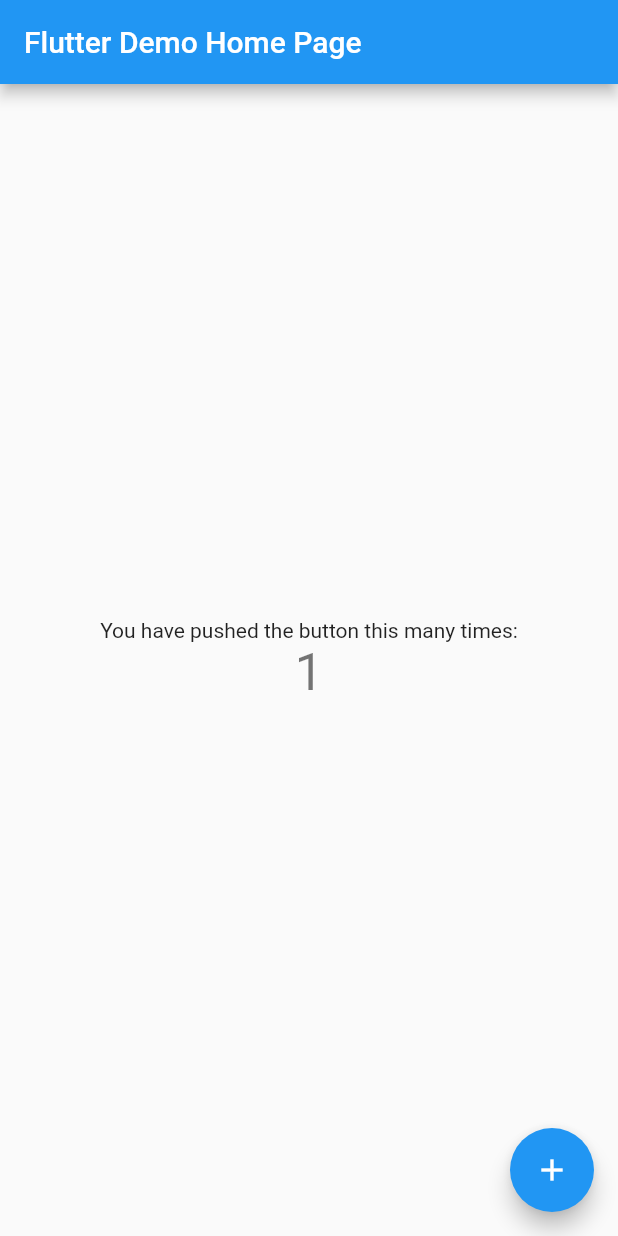
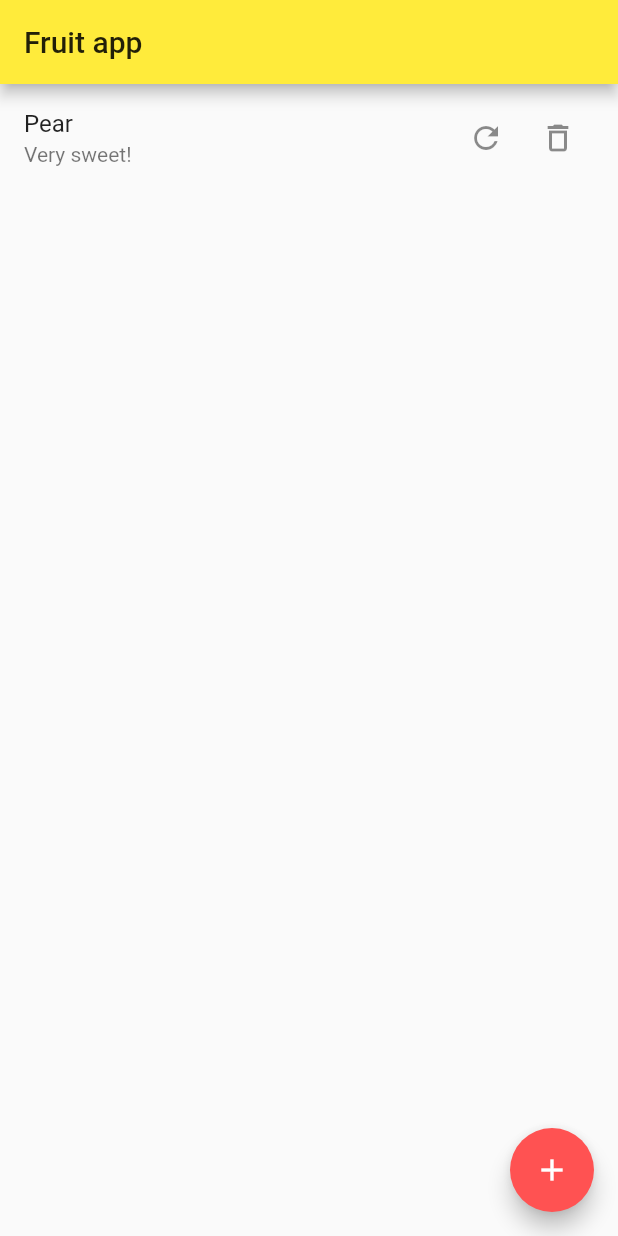
Before and after one commit to RebeccaSyria/habittracker, a Flutter app: the screen it shows after launch, after a tap on the "add" icon, on a phone screen of 412 x 824 dp. Run offline on Flutter 3.47's test engine with Material 2 defaults, Android fonts, the phone set to English and light mode, and no system bars; our stand-ins replace bloc, equatable, flutter_bloc, sembast.

Commit message:
Working with sembast db for local storage

```diff
--- /dev/null
+++ b/lib/app_db.dart
@@ -0,0 +1,36 @@
+import 'dart:async';
+
+import 'package:path/path.dart';
+import 'package:path_provider/path_provider.dart';
+import 'package:sembast/sembast.dart';
+import 'package:sembast/sembast_io.dart';
+
+class AppDb {
+  static final AppDb _singleton = AppDb._();
+
+  static AppDb get instance => _singleton;
+
+  Completer<Database> _dbOpenCompleter;
+
+  AppDb._();
+
+  Database _database;
+
+  Future<Database> get database async {
+    if (_dbOpenCompleter == null) {
+      _dbOpenCompleter = Completer();
+      _openDatabase();
+    }
+
+    return _dbOpenCompleter.future;
+  }
+
+  Future _openDatabase() async {
+    final appDocumentDir = await getApplicationDocumentsDirectory();
+    final dbPath = join(appDocumentDir.path, 'demo.db');
+
+    final database = await databaseFactoryIo.openDatabase(dbPath);
+
+    _dbOpenCompleter.complete(database);
+  }
+}
--- /dev/null
+++ b/lib/fruit_bloc/bloc.dart
@@ -0,0 +1,3 @@
+export 'fruit_bloc.dart';
+export 'fruit_event.dart';
+export 'fruit_state.dart';
--- /dev/null
+++ b/lib/fruit_bloc/fruit_bloc.dart
@@ -0,0 +1,62 @@
+import 'dart:async';
+import 'dart:math';
+import 'package:bloc/bloc.dart';
+import 'package:habittracker/model/fruit.dart';
+import 'package:habittracker/model/fruit_dao.dart';
+import './bloc.dart';
+
+class FruitBloc extends Bloc<FruitEvent, FruitState> {
+  FruitDao _fruitDao = FruitDao();
+
+  // Display a loading indicator right from the start of the app
+  @override
+  FruitState get initialState => FruitsLoading();
+
+
+  // This is where we place the logic.
+  @override
+  Stream<FruitState> mapEventToState(
+      FruitEvent event,
+      ) async* {
+    if (event is LoadFruits) {
+      // Indicating that fruits are being loaded - display progress indicator.
+      yield FruitsLoading();
+      yield* _reloadFruits();
+    } else if (event is AddRandomFruit) {
+      // Loading indicator shouldn't be displayed while adding/updating/deleting
+      // a single Fruit from the database - we aren't yielding FruitsLoading().
+      await _fruitDao.insert(RandomFruitGenerator.getRandomFruit());
+      yield* _reloadFruits();
+    } else if (event is UpdateWithRandomFruit) {
+      final newFruit = RandomFruitGenerator.getRandomFruit();
+      // Keeping the ID of the Fruit the same
+      newFruit.id = event.updatedFruit.id;
+      await _fruitDao.update(newFruit);
+      yield* _reloadFruits();
+    } else if (event is DeleteFruit) {
+      await _fruitDao.delete(event.fruit);
+      yield* _reloadFruits();
+    }
+  }
+
+  Stream<FruitState> _reloadFruits() async* {
+    final fruits = await _fruitDao.getAllSortedByName();
+    // Yielding a state bundled with the Fruits from the database.
+    yield FruitsLoaded(fruits);
+  }
+}
+
+class RandomFruitGenerator {
+  static final _fruits = [
+    Fruit(name: 'Banana', isSweet: true),
+    Fruit(name: 'Strawberry', isSweet: true),
+    Fruit(name: 'Kiwi', isSweet: false),
+    Fruit(name: 'Apple', isSweet: true),
+    Fruit(name: 'Pear', isSweet: true),
+    Fruit(name: 'Lemon', isSweet: false),
+  ];
+
+  static Fruit getRandomFruit() {
+    return _fruits[Random().nextInt(_fruits.length)];
+  }
+}
--- /dev/null
+++ b/lib/fruit_bloc/fruit_event.dart
@@ -0,0 +1,24 @@
+import 'package:equatable/equatable.dart';
+import 'package:meta/meta.dart';
+import 'package:habittracker/model/fruit.dart';
+
+@immutable
+abstract class FruitEvent extends Equatable {
+  FruitEvent([List props = const []]) : super(props);
+}
+
+class LoadFruits extends FruitEvent {}
+
+class AddRandomFruit extends FruitEvent {}
+
+class UpdateWithRandomFruit extends FruitEvent {
+  final Fruit updatedFruit;
+
+  UpdateWithRandomFruit(this.updatedFruit) : super([updatedFruit]);
+}
+
+class DeleteFruit extends FruitEvent {
+  final Fruit fruit;
+
+  DeleteFruit(this.fruit) : super([fruit]);
+}
--- /dev/null
+++ b/lib/fruit_bloc/fruit_state.dart
@@ -0,0 +1,16 @@
+import 'package:equatable/equatable.dart';
+import 'package:meta/meta.dart';
+import 'package:habittracker/model/fruit.dart';
+
+@immutable
+abstract class FruitState extends Equatable {
+  FruitState([List props = const []]) : super(props);
+}
+
+class FruitsLoading extends FruitState {}
+
+class FruitsLoaded extends FruitState {
+  final List<Fruit> fruits;
+
+  FruitsLoaded(this.fruits) : super([fruits]);
+}
--- /dev/null
+++ b/lib/home_page.dart
@@ -0,0 +1,85 @@
+import 'package:flutter/material.dart';
+import 'package:flutter_bloc/flutter_bloc.dart';
+import 'package:habittracker/model/fruit.dart';
+import 'package:habittracker/fruit_bloc/bloc.dart';
+
+class HomePage extends StatefulWidget {
+  _HomePageState createState() => _HomePageState();
+}
+
+class _HomePageState extends State<HomePage> {
+  FruitBloc _fruitBloc;
+
+  @override
+  void initState() {
+    super.initState();
+    // Obtaining the FruitBloc instance through BlocProvider which is an InheritedWidget
+    _fruitBloc = BlocProvider.of<FruitBloc>(context);
+    // Events can be passed into the bloc by calling dispatch.
+    // We want to start loading fruits right from the start.
+    _fruitBloc.dispatch(LoadFruits());
+  }
+
+  @override
+  Widget build(BuildContext context) {
+    return Scaffold(
+      appBar: AppBar(
+        title: Text('Fruit app'),
+      ),
+      body: _buildBody(),
+      floatingActionButton: FloatingActionButton(
+        child: Icon(Icons.add),
+        onPressed: () {
+          _fruitBloc.dispatch(AddRandomFruit());
+        },
+      ),
+    );
+  }
+
+  Widget _buildBody() {
+    return BlocBuilder(
+      bloc: _fruitBloc,
+      // Whenever there is a new state emitted from the bloc, builder runs.
+      builder: (BuildContext context, FruitState state) {
+        if (state is FruitsLoading) {
+          return Center(
+            child: CircularProgressIndicator(),
+          );
+        } else if (state is FruitsLoaded) {
+          return ListView.builder(
+            itemCount: state.fruits.length,
+            itemBuilder: (context, index) {
+              final displayedFruit = state.fruits[index];
+              return ListTile(
+                title: Text(displayedFruit.name),
+                subtitle:
+                Text(displayedFruit.isSweet ? 'Very sweet!' : 'Sooo sour!'),
+                trailing: _buildUpdateDeleteButtons(displayedFruit),
+              );
+            },
+          );
+        }
+      },
+    );
+  }
+
+  Row _buildUpdateDeleteButtons(Fruit displayedFruit) {
+    return Row(
+      mainAxisSize: MainAxisSize.min,
+      children: <Widget>[
+        IconButton(
+          icon: Icon(Icons.refresh),
+          onPressed: () {
+            _fruitBloc.dispatch(UpdateWithRandomFruit(displayedFruit));
+          },
+        ),
+        IconButton(
+          icon: Icon(Icons.delete_outline),
+          onPressed: () {
+            _fruitBloc.dispatch(DeleteFruit(displayedFruit));
+          },
+        ),
+      ],
+    );
+  }
+}
--- a/lib/main.dart
+++ b/lib/main.dart
@@ -1,111 +1,25 @@
 import 'package:flutter/material.dart';
+import 'package:habittracker/fruit_bloc/fruit_bloc.dart';
+import 'package:habittracker/home_page.dart';
+import 'package:flutter_bloc/flutter_bloc.dart';
 
 void main() => runApp(MyApp());
 
 class MyApp extends StatelessWidget {
-  // This widget is the root of your application.
   @override
   Widget build(BuildContext context) {
-    return MaterialApp(
-      title: 'Flutter Demo',
-      theme: ThemeData(
-        // This is the theme of your application.
-        //
-        // Try running your application with "flutter run". You'll see the
-        // application has a blue toolbar. Then, without quitting the app, try
-        // changing the primarySwatch below to Colors.green and then invoke
-        // "hot reload" (press "r" in the console where you ran "flutter run",
-        // or simply save your changes to "hot reload" in a Flutter IDE).
-        // Notice that the counter didn't reset back to zero; the application
-        // is not restarted.
-        primarySwatch: Colors.blue,
+    // Wrapping the whole app with BlocProvider to get access to FruitBloc everywhere
+    // BlocProvider extends InheritedWidget.
+    return BlocProvider(
+      bloc: FruitBloc(),
+      child: MaterialApp(
+        title: 'Flutter Demo',
+        theme: ThemeData(
+          primarySwatch: Colors.yellow,
+          accentColor: Colors.redAccent,
+        ),
+        home: HomePage(),
       ),
-      home: MyHomePage(title: 'Flutter Demo Home Page'),
     );
   }
 }
-
-class MyHomePage extends StatefulWidget {
-  MyHomePage({Key key, this.title}) : super(key: key);
-
-  // This widget is the home page of your application. It is stateful, meaning
-  // that it has a State object (defined below) that contains fields that affect
-  // how it looks.
-
-  // This class is the configuration for the state. It holds the values (in this
-  // case the title) provided by the parent (in this case the App widget) and
-  // used by the build method of the State. Fields in a Widget subclass are
-  // always marked "final".
-
-  final String title;
-
-  @override
-  _MyHomePageState createState() => _MyHomePageState();
-}
-
-class _MyHomePageState extends State<MyHomePage> {
-  int _counter = 0;
-
-  void _incrementCounter() {
-    setState(() {
-      // This call to setState tells the Flutter framework that something has
-      // changed in this State, which causes it to rerun the build method below
-      // so that the display can reflect the updated values. If we changed
-      // _counter without calling setState(), then the build method would not be
-      // called again, and so nothing would appear to happen.
-      _counter++;
-    });
-  }
-
-  @override
-  Widget build(BuildContext context) {
-    // This method is rerun every time setState is called, for instance as done
-    // by the _incrementCounter method above.
-    //
-    // The Flutter framework has been optimized to make rerunning build methods
-    // fast, so that you can just rebuild anything that needs updating rather
-    // than having to individually change instances of widgets.
-    return Scaffold(
-      appBar: AppBar(
-        // Here we take the value from the MyHomePage object that was created by
-        // the App.build method, and use it to set our appbar title.
-        title: Text(widget.title),
-      ),
-      body: Center(
-        // Center is a layout widget. It takes a single child and positions it
-        // in the middle of the parent.
-        child: Column(
-          // Column is also a layout widget. It takes a list of children and
-          // arranges them vertically. By default, it sizes itself to fit its
-          // children horizontally, and tries to be as tall as its parent.
-          //
-          // Invoke "debug painting" (press "p" in the console, choose the
-          // "Toggle Debug Paint" action from the Flutter Inspector in Android
-          // Studio, or the "Toggle Debug Paint" command in Visual Studio Code)
-          // to see the wireframe for each widget.
-          //
-          // Column has various properties to control how it sizes itself and
-          // how it positions its children. Here we use mainAxisAlignment to
-          // center the children vertically; the main axis here is the vertical
-          // axis because Columns are vertical (the cross axis would be
-          // horizontal).
-          mainAxisAlignment: MainAxisAlignment.center,
-          children: <Widget>[
-            Text(
-              'You have pushed the button this many times:',
-            ),
-            Text(
-              '$_counter',
-              style: Theme.of(context).textTheme.display1,
-            ),
-          ],
-        ),
-      ),
-      floatingActionButton: FloatingActionButton(
-        onPressed: _incrementCounter,
-        tooltip: 'Increment',
-        child: Icon(Icons.add),
-      ), // This trailing comma makes auto-formatting nicer for build methods.
-    );
-  }
-}
--- /dev/null
+++ b/lib/model/fruit.dart
@@ -0,0 +1,27 @@
+import 'package:meta/meta.dart';
+
+class Fruit {
+  int id;
+
+  final String name;
+  final bool isSweet;
+
+  Fruit({
+    @required this.name,
+    @required this.isSweet
+  });
+
+  Map<String, dynamic> toMap() {
+    return {
+      'name': name,
+      'isSweet': isSweet
+    };
+  }
+
+  static Fruit fromMap(Map<String, dynamic> map) {
+    return Fruit(
+      name: map['name'],
+      isSweet: map['isSweet']
+    );
+  }
+}
--- /dev/null
+++ b/lib/model/fruit_dao.dart
@@ -0,0 +1,50 @@
+import 'package:sembast/sembast.dart';
+import 'package:habittracker/app_db.dart';
+import 'package:habittracker/model/fruit.dart';
+
+class FruitDao {
+  static const String FRUIT_STORE_NAME = 'fruits';
+
+  final _fruitStore = intMapStoreFactory.store(FRUIT_STORE_NAME);
+
+  Future<Database> get _db async => await AppDb.instance.database;
+
+  Future insert(Fruit fruit) async {
+    await _fruitStore.add(await _db, fruit.toMap());
+  }
+
+  Future update(Fruit fruit) async {
+    final finder = Finder(filter: Filter.byKey(fruit.id));
+
+    await _fruitStore.update(
+      await _db,
+      fruit.toMap(),
+      finder: finder
+    );
+  }
+
+  Future delete(Fruit fruit) async {
+    final finder = Finder(filter: Filter.byKey(fruit.id));
+    await _fruitStore.delete(
+      await _db,
+      finder: finder
+    );
+  }
+
+  Future<List<Fruit>> getAllSortedByName() async {
+    final finder = Finder(sortOrders: [
+      SortOrder('name')
+    ]);
+
+    final recordSnapshots = await _fruitStore.find(
+      await _db,
+      finder: finder
+    );
+
+    return recordSnapshots.map((snapshot) {
+      final fruit = Fruit.fromMap(snapshot.value);
+      fruit.id = snapshot.key;
+      return fruit;
+    }).toList();
+  }
+}
--- a/pubspec.yaml
+++ b/pubspec.yaml
@@ -14,11 +14,15 @@ description: A new Flutter project.
 version: 1.0.0+1
 
 environment:
-  sdk: ">=2.1.0 <3.0.0"
+  sdk: ">=1.19.0 <3.0.0"
 
 dependencies:
   flutter:
     sdk: flutter
+  sembast: ^1.15.1
+  path_provider: ^0.5.0+1
+  flutter_bloc: ^0.9.1
+  equatable: ^0.2.3
 
   # The following adds the Cupertino Icons font to your application.
   # Use with the CupertinoIcons class for iOS style icons.
```
Also changed, not shown: pubspec.lock, 1 other file.
